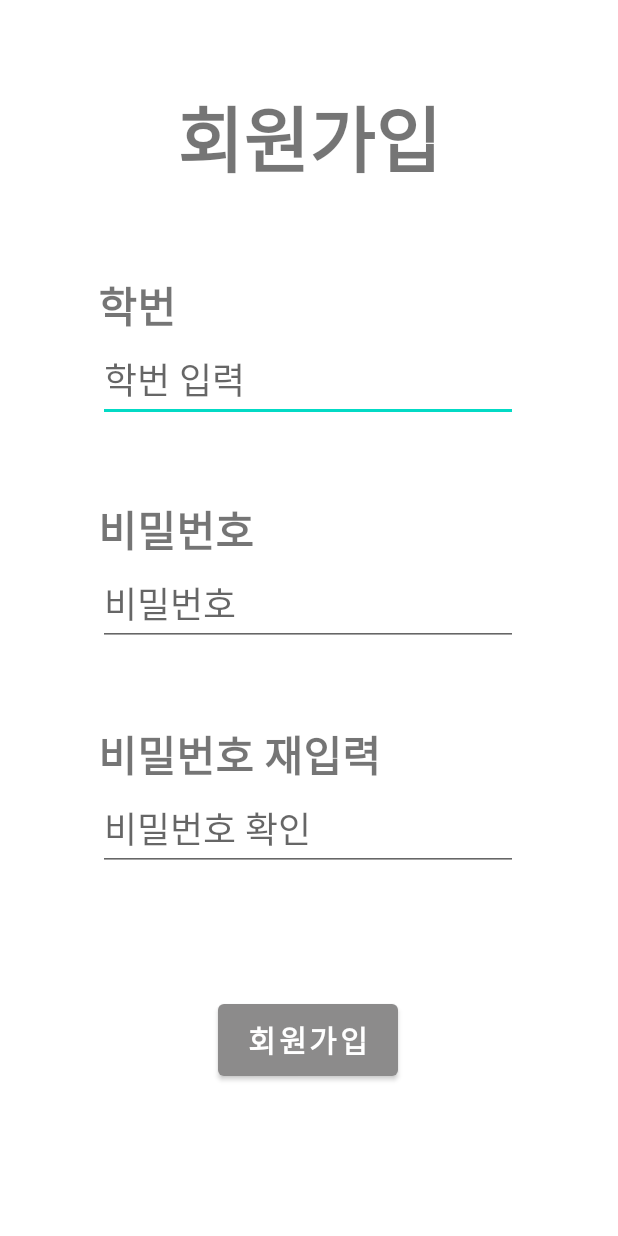
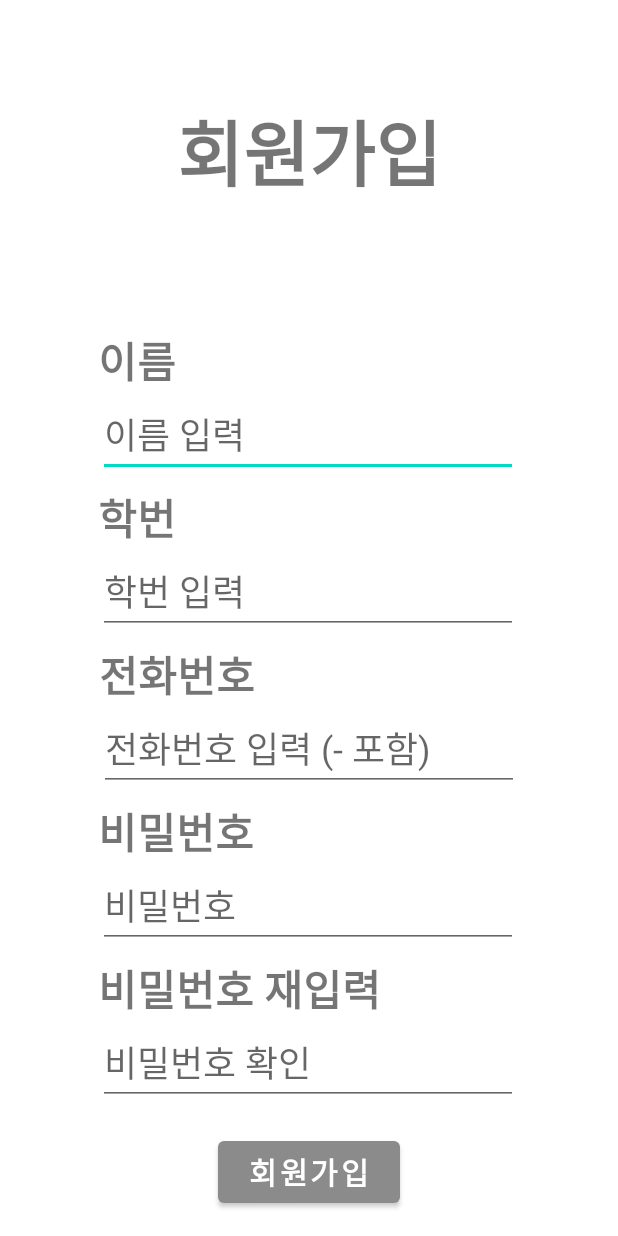
Before and after one commit to inputJun/hanseohelper_muso, an Android app: the register screen opened directly, with no data from a screen before it, on a phone screen of 412 x 824 dp. Run offline under Robolectric (Android 15) with nearby library versions, the phone set to English and light mode, and no system bars; our stand-ins replace Firebase (no records; nobody signed in at launch, a user with empty details on screens opened directly).

Commit message:
RecyclerView Update

```diff
--- a/app/build.gradle
+++ b/app/build.gradle
@@ -57,8 +57,13 @@ dependencies {
     implementation 'androidx.appcompat:appcompat:1.4.1'
     implementation 'com.google.android.material:material:1.5.0'
     implementation 'androidx.constraintlayout:constraintlayout:2.1.3'
+    implementation 'com.google.firebase:firebase-database-ktx:20.0.5'
     testImplementation 'junit:junit:4.13.2'
     androidTestImplementation 'androidx.test.ext:junit:1.1.3'
     androidTestImplementation 'androidx.test.espresso:espresso-core:3.4.0'
 
+    implementation "androidx.recyclerview:recyclerview:1.2.1"
+    // For control over item selection of both touch and mouse driven selection
+    implementation "androidx.recyclerview:recyclerview-selection:1.1.0"
+
 }
--- a/app/src/main/AndroidManifest.xml
+++ b/app/src/main/AndroidManifest.xml
@@ -43,6 +43,9 @@
             android:name=".login"
             android:exported="false" />
         <activity
+            android:name=".list"
+            android:exported="false" />
+        <activity
             android:name=".request"
             android:theme="@style/Theme.AppCompat.Dialog" />
         <activity
--- /dev/null
+++ b/app/src/main/java/com/example/hanseohelper_muso/Profiles.kt
@@ -0,0 +1,3 @@
+package com.example.hanseohelper_muso
+
+class Profiles(val ser_pic: Int, val ser_cat: String, val ser_theme: String, val ser_pay: Int)
--- a/app/src/main/res/layout/activity_register.xml
+++ b/app/src/main/res/layout/activity_register.xml
@@ -6,21 +6,44 @@
     android:layout_height="match_parent"
     tools:context=".register">
 
-    <Button
-        android:id="@+id/btn_register3"
-        android:layout_width="120dp"
-        android:layout_height="60dp"
-        android:layout_marginBottom="28dp"
+    <TextView
+        android:id="@+id/textView2"
+        android:layout_width="wrap_content"
+        android:layout_height="wrap_content"
+        android:layout_marginBottom="18dp"
         android:text="회원가입"
-        android:textColor="@color/white"
-        android:textSize="20sp"
+        android:textSize="48sp"
         android:textStyle="bold"
-        app:backgroundTint="@color/gray"
-        app:layout_constraintBottom_toBottomOf="parent"
+        app:layout_constraintBottom_toTopOf="@+id/textView5"
         app:layout_constraintEnd_toEndOf="parent"
-        app:layout_constraintHorizontal_bias="0.498"
         app:layout_constraintStart_toStartOf="parent"
-        app:layout_constraintTop_toBottomOf="@+id/edit_pw_re" />
+        app:layout_constraintTop_toTopOf="parent" />
+
+    <TextView
+        android:id="@+id/textView5"
+        android:layout_width="wrap_content"
+        android:layout_height="wrap_content"
+        android:text="이름"
+        android:textSize="28sp"
+        android:textStyle="bold"
+        app:layout_constraintBottom_toTopOf="@+id/edit_name_register"
+        app:layout_constraintEnd_toEndOf="@+id/edit_name_register"
+        app:layout_constraintHorizontal_bias="0.0"
+        app:layout_constraintStart_toStartOf="@+id/edit_name_register" />
+
+    <EditText
+        android:id="@+id/edit_name_register"
+        android:layout_width="wrap_content"
+        android:layout_height="wrap_content"
+        android:layout_marginBottom="6dp"
+        android:ems="10"
+        android:hint="이름 입력"
+        android:inputType="textPersonName"
+        android:textSize="24sp"
+        app:layout_constraintBottom_toTopOf="@+id/textView"
+        app:layout_constraintEnd_toEndOf="parent"
+        app:layout_constraintHorizontal_bias="0.496"
+        app:layout_constraintStart_toStartOf="parent" />
 
     <TextView
         android:id="@+id/textView"
@@ -29,65 +52,93 @@
         android:text="학번"
         android:textSize="28sp"
         android:textStyle="bold"
-        app:layout_constraintBottom_toTopOf="@+id/edit_email"
-        app:layout_constraintStart_toStartOf="@+id/edit_email" />
+        app:layout_constraintBottom_toTopOf="@+id/edit_email_register"
+        app:layout_constraintEnd_toEndOf="@+id/edit_email_register"
+        app:layout_constraintHorizontal_bias="0.0"
+        app:layout_constraintStart_toStartOf="@+id/edit_email_register" />
+
+    <EditText
+        android:id="@+id/edit_email_register"
+        android:layout_width="wrap_content"
+        android:layout_height="wrap_content"
+        android:layout_marginBottom="6dp"
+        android:ems="10"
+        android:hint="학번 입력"
+        android:inputType="textEmailAddress"
+        android:textSize="24sp"
+        app:layout_constraintBottom_toTopOf="@+id/textView7"
+        app:layout_constraintEnd_toEndOf="parent"
+        app:layout_constraintHorizontal_bias="0.496"
+        app:layout_constraintStart_toStartOf="parent" />
 
     <TextView
+        android:id="@+id/textView7"
+        android:layout_width="wrap_content"
+        android:layout_height="wrap_content"
+        android:text="전화번호"
+        android:textSize="28sp"
+        android:textStyle="bold"
+        app:layout_constraintBottom_toTopOf="@+id/edit_phone_register"
+        app:layout_constraintEnd_toEndOf="@+id/edit_phone_register"
+        app:layout_constraintHorizontal_bias="0.0"
+        app:layout_constraintStart_toStartOf="@+id/edit_phone_register" />
+
+    <EditText
+        android:id="@+id/edit_phone_register"
+        android:layout_width="wrap_content"
+        android:layout_height="wrap_content"
+        android:layout_marginBottom="6dp"
+        android:ems="10"
+        android:hint="전화번호 입력 (- 포함)"
+        android:inputType="textPersonName"
+        android:textSize="24sp"
+        app:layout_constraintBottom_toTopOf="@+id/textView9"
+        app:layout_constraintEnd_toEndOf="parent"
+        app:layout_constraintStart_toStartOf="parent" />
+
+    <TextView
+        android:id="@+id/textView9"
+        android:layout_width="wrap_content"
+        android:layout_height="wrap_content"
+        android:text="비밀번호"
+        android:textSize="28sp"
+        android:textStyle="bold"
+        app:layout_constraintBottom_toTopOf="@+id/edit_pw_register"
+        app:layout_constraintEnd_toEndOf="@+id/edit_pw_register"
+        app:layout_constraintHorizontal_bias="0.0"
+        app:layout_constraintStart_toStartOf="@+id/edit_pw_register" />
+
+    <EditText
+        android:id="@+id/edit_pw_register"
+        android:layout_width="wrap_content"
+        android:layout_height="wrap_content"
+        android:layout_marginBottom="6dp"
+        android:ems="10"
+        android:hint="비밀번호"
+        android:inputType="textPassword"
+        android:textSize="24sp"
+        app:layout_constraintBottom_toTopOf="@+id/textView8"
+        app:layout_constraintEnd_toEndOf="parent"
+        app:layout_constraintHorizontal_bias="0.496"
+        app:layout_constraintStart_toStartOf="parent" />
+
+    <TextView
+        android:id="@+id/textView8"
         android:layout_width="wrap_content"
         android:layout_height="wrap_content"
         android:text="비밀번호 재입력"
         android:textSize="28sp"
         android:textStyle="bold"
-        app:layout_constraintBottom_toTopOf="@+id/edit_pw_re"
-        app:layout_constraintStart_toStartOf="@+id/edit_pw_re" />
+        app:layout_constraintBottom_toTopOf="@+id/edit_pw_re_register"
+        app:layout_constraintEnd_toEndOf="@+id/edit_pw_re_register"
+        app:layout_constraintHorizontal_bias="0.0"
+        app:layout_constraintStart_toStartOf="@+id/edit_pw_re_register" />
 
     <EditText
-        android:id="@+id/edit_email"
+        android:id="@+id/edit_pw_re_register"
         android:layout_width="wrap_content"
         android:layout_height="wrap_content"
-        android:layout_marginTop="152dp"
-        android:layout_marginBottom="10dp"
-        android:ems="10"
-        android:hint="학번 입력"
-        android:inputType="textEmailAddress"
-        android:textSize="24sp"
-        app:layout_constraintBottom_toTopOf="@+id/edit_pw"
-        app:layout_constraintEnd_toEndOf="parent"
-        app:layout_constraintHorizontal_bias="0.496"
-        app:layout_constraintStart_toStartOf="parent"
-        app:layout_constraintTop_toTopOf="parent" />
-
-    <EditText
-        android:id="@+id/edit_pw"
-        android:layout_width="wrap_content"
-        android:layout_height="wrap_content"
-        android:layout_marginTop="10dp"
-        android:layout_marginBottom="10dp"
-        android:ems="10"
-        android:hint="비밀번호"
-        android:inputType="textPassword"
-        android:textSize="24sp"
-        app:layout_constraintBottom_toTopOf="@+id/edit_pw_re"
-        app:layout_constraintEnd_toEndOf="parent"
-        app:layout_constraintHorizontal_bias="0.496"
-        app:layout_constraintStart_toStartOf="parent"
-        app:layout_constraintTop_toBottomOf="@+id/edit_email" />
-
-    <TextView
-        android:layout_width="wrap_content"
-        android:layout_height="wrap_content"
-        android:text="비밀번호"
-        android:textSize="28sp"
-        android:textStyle="bold"
-        app:layout_constraintBottom_toTopOf="@+id/edit_pw"
-        app:layout_constraintStart_toStartOf="@+id/edit_pw" />
-
-    <EditText
-        android:id="@+id/edit_pw_re"
-        android:layout_width="wrap_content"
-        android:layout_height="wrap_content"
-        android:layout_marginTop="10dp"
-        android:layout_marginBottom="10dp"
+        android:layout_marginBottom="18dp"
         android:ems="10"
         android:hint="비밀번호 확인"
         android:inputType="textPassword"
@@ -95,22 +146,21 @@
         app:layout_constraintBottom_toTopOf="@+id/btn_register3"
         app:layout_constraintEnd_toEndOf="parent"
         app:layout_constraintHorizontal_bias="0.496"
-        app:layout_constraintStart_toStartOf="parent"
-        app:layout_constraintTop_toBottomOf="@+id/edit_pw" />
+        app:layout_constraintStart_toStartOf="parent" />
 
-    <TextView
-        android:id="@+id/textView2"
-        android:layout_width="wrap_content"
-        android:layout_height="wrap_content"
-        android:layout_marginTop="40dp"
-        android:layout_marginBottom="90dp"
+
+    <Button
+        android:id="@+id/btn_register3"
+        android:layout_width="121dp"
+        android:layout_height="53dp"
+        android:layout_marginBottom="16dp"
         android:text="회원가입"
-        android:textSize="48sp"
+        android:textColor="@color/white"
+        android:textSize="20sp"
         android:textStyle="bold"
-        app:layout_constraintBottom_toTopOf="@+id/edit_email"
+        app:backgroundTint="@color/gray"
+        app:layout_constraintBottom_toBottomOf="parent"
         app:layout_constraintEnd_toEndOf="parent"
-        app:layout_constraintStart_toStartOf="parent"
-        app:layout_constraintTop_toTopOf="parent"
-        app:layout_constraintVertical_bias="0.666" />
+        app:layout_constraintStart_toStartOf="parent" />
 
 </androidx.constraintlayout.widget.ConstraintLayout>
```
Also changed, not shown: app/src/main/java/com/example/hanseohelper_muso/ProfileAdapter.kt (added, +34 -0 lines), app/src/main/java/com/example/hanseohelper_muso/list.kt (added, +26 -0 lines), app/src/main/java/com/example/hanseohelper_muso/login.kt (+6 -5 lines), app/src/main/java/com/example/hanseohelper_muso/main.kt (+10 -0 lines), app/src/main/java/com/example/hanseohelper_muso/register.kt (+35 -3 lines), app/src/main/java/com/example/hanseohelper_muso/request.kt (+88 -10 lines), app/src/main/res/layout/activity_list.xml (added, +24 -0 lines), app/src/main/res/layout/activity_login.xml (+6 -6 lines), app/src/main/res/layout/activity_main.xml (+29 -15 lines), app/src/main/res/layout/activity_request.xml (+74 -31 lines), app/src/main/res/layout/list_item.xml (added, +66 -0 lines).
